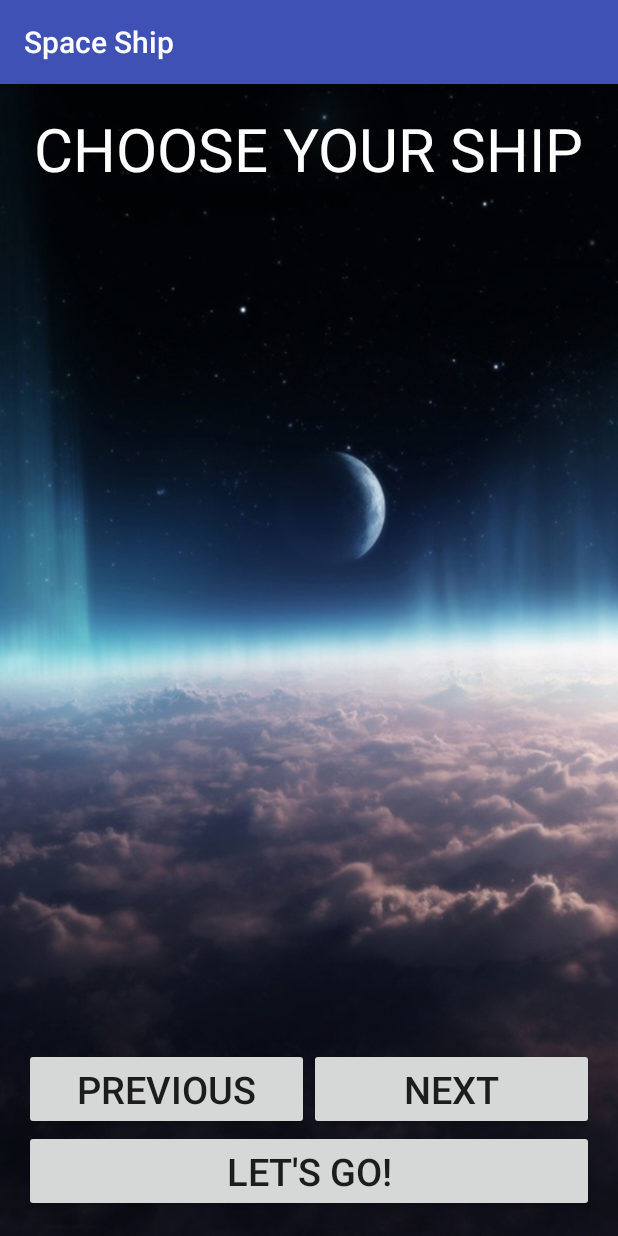
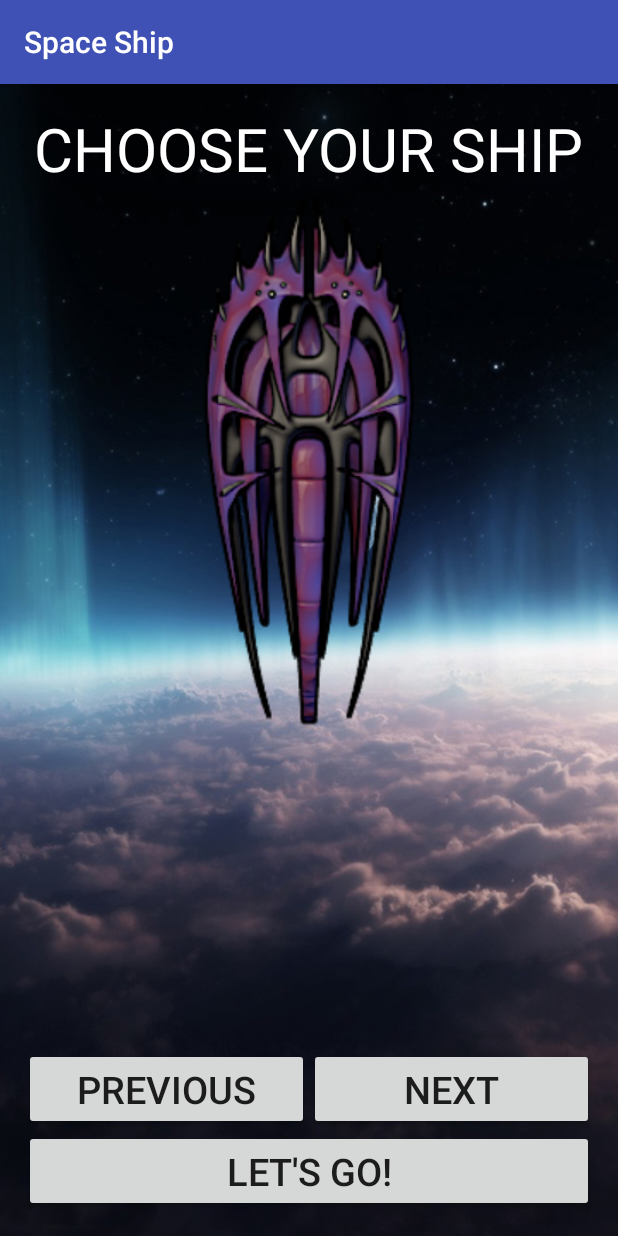
Before and after one commit to landtanin/Space-Ship, an Android app: the ChooseShip screen opened directly, with no data from a screen before it, on a phone screen of 412 x 824 dp. Run offline under Robolectric (Android 15) with nearby library versions, the phone set to English and light mode, and no system bars.

Commit message:
finite picture run in ChooseShip fixed

```diff
--- a/app/src/main/java/com/example/landtanin/spaceship/ChooseShip.java
+++ b/app/src/main/java/com/example/landtanin/spaceship/ChooseShip.java
@@ -13,7 +13,7 @@ public class ChooseShip extends AppCompatActivity {
     int[] shipImages;
     private ImageView shipView;
     private Button previousButton, nextButton, shipSelectButton;
-    private int shipCount = 0; // form 0-9
+    private int shipCount; // form 0-9
 
     //String[] shipDetail;
 
@@ -41,16 +41,17 @@ public class ChooseShip extends AppCompatActivity {
             @Override
             public void onClick(View v) {
 
-                if (shipCount < 10) {
+                if (shipCount<10) {
 
                     shipView.setImageResource(shipImages[shipCount]);
 
-                } else {
+                } else if (shipCount == 10) {
 
                     shipCount = 0;
                     shipView.setImageResource(shipImages[shipCount]);
 
                 }
+
 
                 shipCount++;
 
@@ -68,7 +69,7 @@ public class ChooseShip extends AppCompatActivity {
 
                     shipView.setImageResource(shipImages[shipCount]);
 
-                } else {
+                } else if (shipCount == -1) {
 
                     shipCount = 9;
                     shipView.setImageResource(shipImages[shipCount]);
--- a/app/src/main/res/layout/activity_choose_ship.xml
+++ b/app/src/main/res/layout/activity_choose_ship.xml
@@ -28,7 +28,8 @@
             android:layout_width="match_parent"
             android:layout_height="match_parent"
             android:id="@+id/shipView"
-            android:layout_weight="0.4" />
+            android:layout_weight="0.4"
+            android:src="@drawable/ship1" />
 
         <LinearLayout
             android:orientation="horizontal"
```
